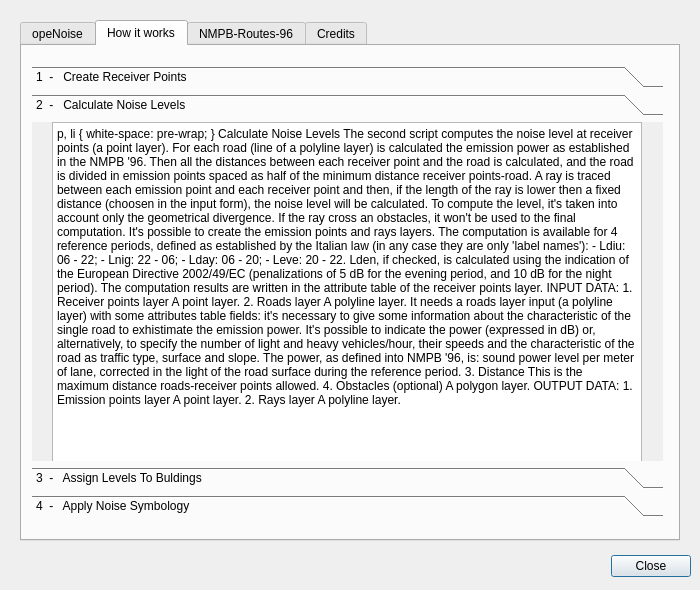
Above: tools/ui_Informations.ui from Arpapiemonte/openoise-map before the change. Below: the same form after it.
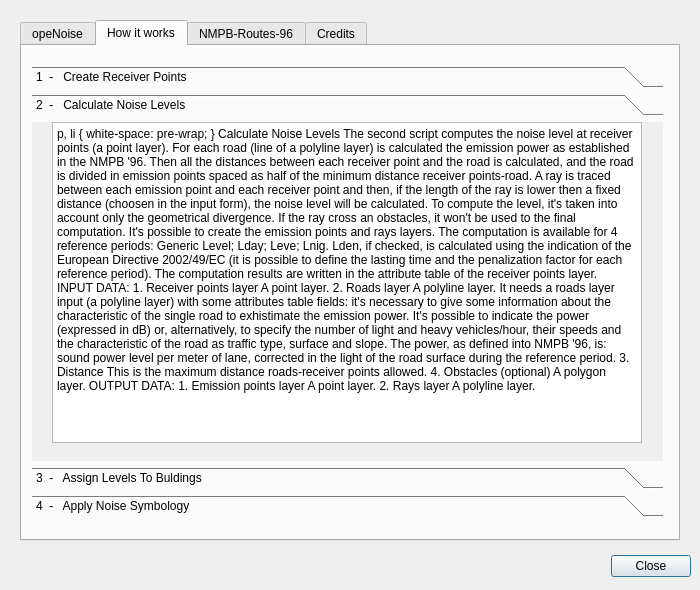
That is the form after the change. The open tabs and pages were chosen to show the change. Icons and pictures are not drawn.

Diff of the .ui file:
```diff
--- a/tools/ui_Informations.ui
+++ b/tools/ui_Informations.ui
@@ -170,22 +170,22 @@
          <x>20</x>
          <y>0</y>
          <width>590</width>
-         <height>351</height>
+         <height>321</height>
         </rect>
        </property>
        <property name="html">
-        <string>&lt;!DOCTYPE HTML PUBLIC &quot;-//W3C//DTD HTML 4.0//EN&quot; &quot;http://www.w3.org/TR/REC-html40/strict.dtd&quot;&gt;
+        <string notr="true">&lt;!DOCTYPE HTML PUBLIC &quot;-//W3C//DTD HTML 4.0//EN&quot; &quot;http://www.w3.org/TR/REC-html40/strict.dtd&quot;&gt;
 &lt;html&gt;&lt;head&gt;&lt;meta name=&quot;qrichtext&quot; content=&quot;1&quot; /&gt;&lt;style type=&quot;text/css&quot;&gt;
 p, li { white-space: pre-wrap; }
-&lt;/style&gt;&lt;/head&gt;&lt;body style=&quot; font-family:'Ubuntu'; font-size:11pt; font-weight:400; font-style:normal;&quot;&gt;
-&lt;p align=&quot;center&quot; style=&quot; margin-top:12px; margin-bottom:12px; margin-left:0px; margin-right:0px; -qt-block-indent:0; text-indent:0px;&quot;&gt;&lt;span style=&quot; font-size:16pt; font-weight:600;&quot;&gt;Calculate Noise Levels&lt;/span&gt;&lt;/p&gt;
-&lt;p align=&quot;justify&quot; style=&quot; margin-top:12px; margin-bottom:12px; margin-left:0px; margin-right:0px; -qt-block-indent:0; text-indent:0px;&quot;&gt;&lt;br /&gt;&lt;span style=&quot; font-size:12pt;&quot;&gt;The second script computes the noise level at receiver points (a point layer).&lt;/span&gt;&lt;/p&gt;
-&lt;p align=&quot;justify&quot; style=&quot; margin-top:12px; margin-bottom:12px; margin-left:0px; margin-right:0px; -qt-block-indent:0; text-indent:0px;&quot;&gt;&lt;span style=&quot; font-size:12pt;&quot;&gt;For each road (line of a polyline layer) is calculated the emission power as established in the NMPB '96.&lt;br /&gt;Then all the distances between each receiver point and the road is calculated, and the road is divided in emission points spaced as half of the minimum distance receiver points-road.&lt;br /&gt;A ray is traced between each emission point and each receiver point and then, if the length of the ray is lower then a fixed distance (choosen in the input form), the noise level will be calculated.&lt;br /&gt;To compute the level, it's taken into account only the geometrical divergence.&lt;br /&gt;If the ray cross an obstacles, it won't be used to the final computation.&lt;br /&gt;It's possible to create the emission points and rays layers.&lt;/span&gt;&lt;/p&gt;
-&lt;p align=&quot;justify&quot; style=&quot; margin-top:12px; margin-bottom:12px; margin-left:0px; margin-right:0px; -qt-block-indent:0; text-indent:0px;&quot;&gt;&lt;span style=&quot; font-size:12pt;&quot;&gt;The computation is available for 4 reference periods, defined as established by the Italian law (in any case they are only 'label names'):&lt;br /&gt;- Ldiu: 06 - 22;&lt;br /&gt;- Lnig: 22 - 06;&lt;br /&gt;- Lday: 06 - 20;&lt;br /&gt;- Leve: 20 - 22.&lt;/span&gt;&lt;/p&gt;
-&lt;p align=&quot;justify&quot; style=&quot; margin-top:12px; margin-bottom:12px; margin-left:0px; margin-right:0px; -qt-block-indent:0; text-indent:0px;&quot;&gt;&lt;span style=&quot; font-size:12pt;&quot;&gt;Lden, if checked, is calculated using the indication of the European Directive 2002/49/EC (penalizations of 5 dB for the evening period, and 10 dB for the night period).&lt;br /&gt;&lt;br /&gt;The computation results are written in the attribute table of the receiver points layer.&lt;br /&gt;&lt;br /&gt;&lt;/span&gt;&lt;/p&gt;
-&lt;p align=&quot;justify&quot; style=&quot; margin-top:12px; margin-bottom:12px; margin-left:0px; margin-right:0px; -qt-block-indent:0; text-indent:0px;&quot;&gt;&lt;span style=&quot; font-size:12pt; font-weight:600; font-style:italic; text-decoration: underline;&quot;&gt;INPUT DATA:&lt;/span&gt;&lt;/p&gt;
-&lt;p align=&quot;justify&quot; style=&quot; margin-top:12px; margin-bottom:12px; margin-left:0px; margin-right:0px; -qt-block-indent:0; text-indent:0px;&quot;&gt;&lt;span style=&quot; font-size:12pt; font-style:italic;&quot;&gt;1. Receiver points layer&lt;br /&gt;&lt;/span&gt;&lt;span style=&quot; font-size:12pt;&quot;&gt;A point layer.&lt;br /&gt;&lt;br /&gt;&lt;/span&gt;&lt;span style=&quot; font-size:12pt; font-style:italic;&quot;&gt;2. Roads layer&lt;br /&gt;&lt;/span&gt;&lt;span style=&quot; font-size:12pt;&quot;&gt;A polyline layer.&lt;br /&gt;It needs a roads layer input (a polyline layer) with some attributes table fields: it's necessary to give some information about the characteristic of the single road to exhistimate the emission power.&lt;br /&gt;It's possible to indicate the power (expressed in dB) or, alternatively, to specify the number of light and heavy vehicles/hour, their speeds and the characteristic of the road as traffic type, surface and slope.&lt;br /&gt;The power, as defined into NMPB '96, is: sound power level per meter of lane, corrected in the light of the road surface during the reference period.&lt;br /&gt;&lt;br /&gt;&lt;/span&gt;&lt;span style=&quot; font-size:12pt; font-style:italic;&quot;&gt;3. Distance&lt;br /&gt;&lt;/span&gt;&lt;span style=&quot; font-size:12pt;&quot;&gt;This is the maximum distance roads-receiver points allowed.&lt;br /&gt;&lt;br /&gt;&lt;/span&gt;&lt;span style=&quot; font-size:12pt; font-style:italic;&quot;&gt;4. Obstacles (optional)&lt;br /&gt;&lt;/span&gt;&lt;span style=&quot; font-size:12pt;&quot;&gt;A polygon layer.&lt;br /&gt;&lt;br /&gt;&lt;br /&gt;&lt;/span&gt;&lt;span style=&quot; font-size:12pt; font-weight:600; font-style:italic; text-decoration: underline;&quot;&gt;OUTPUT DATA:&lt;/span&gt;&lt;/p&gt;
-&lt;p align=&quot;justify&quot; style=&quot; margin-top:12px; margin-bottom:12px; margin-left:0px; margin-right:0px; -qt-block-indent:0; text-indent:0px;&quot;&gt;&lt;span style=&quot; font-size:12pt; font-style:italic;&quot;&gt;1. Emission points layer&lt;br /&gt;&lt;/span&gt;&lt;span style=&quot; font-size:12pt;&quot;&gt;A point layer.&lt;br /&gt;&lt;br /&gt;&lt;/span&gt;&lt;span style=&quot; font-size:12pt; font-style:italic;&quot;&gt;2. Rays layer&lt;br /&gt;&lt;/span&gt;&lt;span style=&quot; font-size:12pt;&quot;&gt;A polyline layer.&lt;/span&gt;&lt;/p&gt;&lt;/body&gt;&lt;/html&gt;</string>
+&lt;/style&gt;&lt;/head&gt;&lt;body style=&quot; font-family:'MS Shell Dlg 2'; font-size:8.25pt; font-weight:400; font-style:normal;&quot;&gt;
+&lt;p align=&quot;center&quot; style=&quot; margin-top:12px; margin-bottom:12px; margin-left:0px; margin-right:0px; -qt-block-indent:0; text-indent:0px;&quot;&gt;&lt;span style=&quot; font-family:'Ubuntu'; font-size:16pt; font-weight:600;&quot;&gt;Calculate Noise Levels&lt;/span&gt;&lt;/p&gt;
+&lt;p align=&quot;justify&quot; style=&quot; margin-top:12px; margin-bottom:12px; margin-left:0px; margin-right:0px; -qt-block-indent:0; text-indent:0px;&quot;&gt;&lt;span style=&quot; font-family:'Ubuntu'; font-size:11pt;&quot;&gt;&lt;br /&gt;&lt;/span&gt;&lt;span style=&quot; font-family:'Ubuntu'; font-size:12pt;&quot;&gt;The second script computes the noise level at receiver points (a point layer).&lt;/span&gt;&lt;/p&gt;
+&lt;p align=&quot;justify&quot; style=&quot; margin-top:12px; margin-bottom:12px; margin-left:0px; margin-right:0px; -qt-block-indent:0; text-indent:0px;&quot;&gt;&lt;span style=&quot; font-family:'Ubuntu'; font-size:12pt;&quot;&gt;For each road (line of a polyline layer) is calculated the emission power as established in the NMPB '96.&lt;br /&gt;Then all the distances between each receiver point and the road is calculated, and the road is divided in emission points spaced as half of the minimum distance receiver points-road.&lt;br /&gt;A ray is traced between each emission point and each receiver point and then, if the length of the ray is lower then a fixed distance (choosen in the input form), the noise level will be calculated.&lt;br /&gt;To compute the level, it's taken into account only the geometrical divergence.&lt;br /&gt;If the ray cross an obstacles, it won't be used to the final computation.&lt;br /&gt;It's possible to create the emission points and rays layers.&lt;/span&gt;&lt;/p&gt;
+&lt;p align=&quot;justify&quot; style=&quot; margin-top:12px; margin-bottom:12px; margin-left:0px; margin-right:0px; -qt-block-indent:0; text-indent:0px;&quot;&gt;&lt;span style=&quot; font-family:'Ubuntu'; font-size:12pt;&quot;&gt;The computation is available for 4 reference periods: Generic Level; Lday; Leve; Lnig.&lt;/span&gt;&lt;/p&gt;
+&lt;p align=&quot;justify&quot; style=&quot; margin-top:12px; margin-bottom:12px; margin-left:0px; margin-right:0px; -qt-block-indent:0; text-indent:0px;&quot;&gt;&lt;span style=&quot; font-family:'Ubuntu'; font-size:12pt;&quot;&gt;Lden, if checked, is calculated using the indication of the European Directive 2002/49/EC (it is possible to define the lasting time and the penalization factor for each reference period).&lt;br /&gt;&lt;br /&gt;The computation results are written in the attribute table of the receiver points layer.&lt;br /&gt;&lt;br /&gt;&lt;/span&gt;&lt;/p&gt;
+&lt;p align=&quot;justify&quot; style=&quot; margin-top:12px; margin-bottom:12px; margin-left:0px; margin-right:0px; -qt-block-indent:0; text-indent:0px;&quot;&gt;&lt;span style=&quot; font-family:'Ubuntu'; font-size:12pt; font-weight:600; font-style:italic; text-decoration: underline;&quot;&gt;INPUT DATA:&lt;/span&gt;&lt;/p&gt;
+&lt;p align=&quot;justify&quot; style=&quot; margin-top:12px; margin-bottom:12px; margin-left:0px; margin-right:0px; -qt-block-indent:0; text-indent:0px;&quot;&gt;&lt;span style=&quot; font-family:'Ubuntu'; font-size:12pt; font-style:italic;&quot;&gt;1. Receiver points layer&lt;br /&gt;&lt;/span&gt;&lt;span style=&quot; font-family:'Ubuntu'; font-size:12pt;&quot;&gt;A point layer.&lt;br /&gt;&lt;br /&gt;&lt;/span&gt;&lt;span style=&quot; font-family:'Ubuntu'; font-size:12pt; font-style:italic;&quot;&gt;2. Roads layer&lt;br /&gt;&lt;/span&gt;&lt;span style=&quot; font-family:'Ubuntu'; font-size:12pt;&quot;&gt;A polyline layer.&lt;br /&gt;It needs a roads layer input (a polyline layer) with some attributes table fields: it's necessary to give some information about the characteristic of the single road to exhistimate the emission power.&lt;br /&gt;It's possible to indicate the power (expressed in dB) or, alternatively, to specify the number of light and heavy vehicles/hour, their speeds and the characteristic of the road as traffic type, surface and slope.&lt;br /&gt;The power, as defined into NMPB '96, is: sound power level per meter of lane, corrected in the light of the road surface during the reference period.&lt;br /&gt;&lt;br /&gt;&lt;/span&gt;&lt;span style=&quot; font-family:'Ubuntu'; font-size:12pt; font-style:italic;&quot;&gt;3. Distance&lt;br /&gt;&lt;/span&gt;&lt;span style=&quot; font-family:'Ubuntu'; font-size:12pt;&quot;&gt;This is the maximum distance roads-receiver points allowed.&lt;br /&gt;&lt;br /&gt;&lt;/span&gt;&lt;span style=&quot; font-family:'Ubuntu'; font-size:12pt; font-style:italic;&quot;&gt;4. Obstacles (optional)&lt;br /&gt;&lt;/span&gt;&lt;span style=&quot; font-family:'Ubuntu'; font-size:12pt;&quot;&gt;A polygon layer.&lt;br /&gt;&lt;br /&gt;&lt;br /&gt;&lt;/span&gt;&lt;span style=&quot; font-family:'Ubuntu'; font-size:12pt; font-weight:600; font-style:italic; text-decoration: underline;&quot;&gt;OUTPUT DATA:&lt;/span&gt;&lt;/p&gt;
+&lt;p align=&quot;justify&quot; style=&quot; margin-top:12px; margin-bottom:12px; margin-left:0px; margin-right:0px; -qt-block-indent:0; text-indent:0px;&quot;&gt;&lt;span style=&quot; font-family:'Ubuntu'; font-size:12pt; font-style:italic;&quot;&gt;1. Emission points layer&lt;br /&gt;&lt;/span&gt;&lt;span style=&quot; font-family:'Ubuntu'; font-size:12pt;&quot;&gt;A point layer.&lt;br /&gt;&lt;br /&gt;&lt;/span&gt;&lt;span style=&quot; font-family:'Ubuntu'; font-size:12pt; font-style:italic;&quot;&gt;2. Rays layer&lt;br /&gt;&lt;/span&gt;&lt;span style=&quot; font-family:'Ubuntu'; font-size:12pt;&quot;&gt;A polyline layer.&lt;/span&gt;&lt;/p&gt;&lt;/body&gt;&lt;/html&gt;</string>
        </property>
       </widget>
      </widget>
```
Left out of the diff: 90 changed lines with no effect on the pictures.
